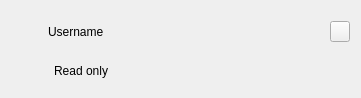
Old version of the form src/gui/shareuserline.ui in the repository nextmcloud/desktop.
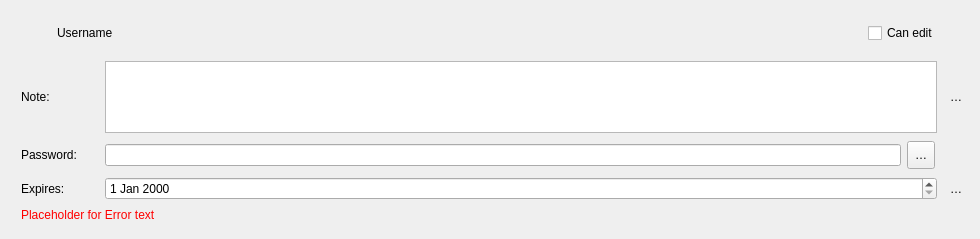
New version of the form. Icons and pictures are not drawn. Custom widgets are drawn as their Qt base class.

What changed in the file:
```diff
--- a/src/gui/shareuserline.ui
+++ b/src/gui/shareuserline.ui
@@ -6,8 +6,8 @@
    <rect>
     <x>0</x>
     <y>0</y>
-    <width>361</width>
-    <height>98</height>
+    <width>980</width>
+    <height>239</height>
    </rect>
   </property>
   <property name="sizePolicy">
@@ -27,30 +27,24 @@
   </property>
   <layout class="QVBoxLayout" name="verticalLayout">
    <item>
-    <layout class="QHBoxLayout" name="horizontalLayout">
-     <property name="spacing">
-      <number>7</number>
+    <layout class="QHBoxLayout" name="horizontalLayout_2">
+     <property name="rightMargin">
+      <number>0</number>
      </property>
      <item>
       <widget class="QLabel" name="avatar">
        <property name="sizePolicy">
-        <sizepolicy hsizetype="Fixed" vsizetype="Maximum">
+        <sizepolicy hsizetype="Maximum" vsizetype="Maximum">
          <horstretch>0</horstretch>
          <verstretch>0</verstretch>
         </sizepolicy>
        </property>
        <property name="minimumSize">
         <size>
-         <width>30</width>
+         <width>40</width>
          <height>40</height>
         </size>
        </property>
-       <property name="maximumSize">
-        <size>
-         <width>30</width>
-         <height>16777215</height>
-        </size>
-       </property>
        <property name="alignment">
         <set>Qt::AlignCenter</set>
        </property>
@@ -68,13 +62,13 @@
         <string>Username</string>
        </property>
        <property name="textFormat">
-        <enum>Qt::AutoText</enum>
-       </property>
-       <property name="alignment">
-        <set>Qt::AlignLeading|Qt::AlignLeft|Qt::AlignTop</set>
+        <enum>Qt::PlainText</enum>
        </property>
       </widget>
      </item>
+     <item>
+      <widget class="QProgressIndicator" name="progressIndicator" native="true"/>
+     </item>
      <item>
       <spacer name="horizontalSpacer">
        <property name="orientation">
@@ -85,35 +79,33 @@
        </property>
        <property name="sizeHint" stdset="0">
         <size>
-         <width>30</width>
+         <width>40</width>
          <height>20</height>
         </size>
        </property>
       </spacer>
      </item>
+     <item>
+      <widget class="QCheckBox" name="permissionsEdit">
+       <property name="sizePolicy">
+        <sizepolicy hsizetype="Maximum" vsizetype="Fixed">
+         <horstretch>0</horstretch>
+         <verstretch>0</verstretch>
+        </sizepolicy>
+       </property>
+       <property name="text">
+        <string>Can edit</string>
+       </property>
+      </widget>
+     </item>
      <item>
       <widget class="QToolButton" name="permissionToolButton">
-       <property name="minimumSize">
-        <size>
-         <width>20</width>
-         <height>0</height>
-        </size>
-       </property>
        <property name="icon">
         <iconset resource="../../theme.qrc">
          <normaloff>:/client/theme/more.svg</normaloff>:/client/theme/more.svg</iconset>
        </property>
-       <property name="popupMode">
-        <enum>QToolButton::InstantPopup</enum>
-       </property>
-       <property name="toolButtonStyle">
-        <enum>Qt::ToolButtonTextOnly</enum>
-       </property>
        <property name="autoRaise">
-        <bool>false</bool>
-       </property>
-       <property name="arrowType">
-        <enum>Qt::DownArrow</enum>
+        <bool>true</bool>
        </property>
       </widget>
      </item>
@@ -121,67 +113,249 @@
    </item>
    <item>
     <layout class="QHBoxLayout" name="horizontalLayout_3">
+     <property name="sizeConstraint">
+      <enum>QLayout::SetMinimumSize</enum>
+     </property>
+     <property name="leftMargin">
+      <number>10</number>
+     </property>
      <item>
-      <spacer name="horizontalSpacer_3">
-       <property name="orientation">
-        <enum>Qt::Horizontal</enum>
+      <widget class="QLabel" name="noteLabel">
+       <property name="minimumSize">
+        <size>
+         <width>78</width>
+         <height>0</height>
+        </size>
        </property>
-       <property name="sizeType">
-        <enum>QSizePolicy::Fixed</enum>
+       <property name="text">
+        <string>Note:</string>
        </property>
-       <property name="sizeHint" stdset="0">
+       <property name="alignment">
+        <set>Qt::AlignLeading|Qt::AlignLeft|Qt::AlignVCenter</set>
+       </property>
+      </widget>
+     </item>
+     <item>
+      <widget class="QTextEdit" name="noteTextEdit">
+       <property name="sizePolicy">
+        <sizepolicy hsizetype="Expanding" vsizetype="Minimum">
+         <horstretch>0</horstretch>
+         <verstretch>0</verstretch>
+        </sizepolicy>
+       </property>
+       <property name="minimumSize">
         <size>
-         <width>17</width>
-         <height>25</height>
+         <width>0</width>
+         <height>0</height>
         </size>
        </property>
-      </spacer>
+       <property name="sizeAdjustPolicy">
+        <enum>QAbstractScrollArea::AdjustToContents</enum>
+       </property>
+      </widget>
      </item>
      <item>
-      <widget class="QToolButton" name="permissionsMenu">
+      <widget class="QToolButton" name="noteConfirmButton">
+       <property name="text">
+        <string notr="true">…</string>
+       </property>
+       <property name="icon">
+        <iconset resource="../../theme.qrc">
+         <normaloff>:/client/theme/confirm.svg</normaloff>:/client/theme/confirm.svg</iconset>
+       </property>
+       <property name="autoRaise">
+        <bool>true</bool>
+       </property>
+      </widget>
+     </item>
+    </layout>
+   </item>
+   <item>
+    <layout class="QHBoxLayout" name="passwordElementsLayout">
+     <property name="leftMargin">
+      <number>10</number>
+     </property>
+     <item>
+      <widget class="QLabel" name="passwordLabel">
        <property name="minimumSize">
         <size>
-         <width>20</width>
+         <width>78</width>
          <height>0</height>
         </size>
        </property>
-       <property name="layoutDirection">
-        <enum>Qt::RightToLeft</enum>
+       <property name="text">
+        <string>Password:</string>
        </property>
+       <property name="alignment">
+        <set>Qt::AlignLeading|Qt::AlignLeft|Qt::AlignVCenter</set>
+       </property>
+       <property name="indent">
+        <number>0</number>
+       </property>
+      </widget>
+     </item>
+     <item>
+      <widget class="QLineEdit" name="lineEdit_password">
+       <property name="sizePolicy">
+        <sizepolicy hsizetype="Minimum" vsizetype="Fixed">
+         <horstretch>1</horstretch>
+         <verstretch>0</verstretch>
+        </sizepolicy>
+       </property>
+       <property name="echoMode">
+        <enum>QLineEdit::Password</enum>
+       </property>
+      </widget>
+     </item>
+     <item>
+      <widget class="QToolButton" name="confirmPassword">
+       <property name="minimumSize">
+        <size>
+         <width>28</width>
+         <height>28</height>
+        </size>
+       </property>
+       <property name="text">
+        <string notr="true">…</string>
+       </property>
        <property name="icon">
         <iconset resource="../../theme.qrc">
-         <normaloff>:/client/theme/more.svg</normaloff>:/client/theme/more.svg</iconset>
+         <normaloff>:/client/theme/confirm.svg</normaloff>:/client/theme/confirm.svg</iconset>
        </property>
-       <property name="checkable">
-        <bool>false</bool>
+      </widget>
+     </item>
+     <item>
+      <widget class="QProgressIndicator" name="passwordProgressIndicator" native="true">
+       <property name="sizePolicy">
+        <sizepolicy hsizetype="Fixed" vsizetype="Fixed">
+         <horstretch>0</horstretch>
+         <verstretch>0</verstretch>
+        </sizepolicy>
        </property>
-       <property name="toolButtonStyle">
-        <enum>Qt::ToolButtonTextOnly</enum>
+       <property name="minimumSize">
+        <size>
+         <width>28</width>
+         <height>28</height>
+        </size>
        </property>
+      </widget>
+     </item>
+    </layout>
+   </item>
+   <item>
+    <layout class="QHBoxLayout" name="horizontalLayout_4">
+     <property name="leftMargin">
+      <number>10</number>
+     </property>
+     <item>
+      <widget class="QLabel" name="expirationLabel">
+       <property name="minimumSize">
+        <size>
+         <width>78</width>
+         <height>0</height>
+        </size>
+       </property>
+       <property name="text">
+        <string>Expires:</string>
+       </property>
+       <property name="alignment">
+        <set>Qt::AlignLeading|Qt::AlignLeft|Qt::AlignVCenter</set>
+       </property>
+      </widget>
+     </item>
+     <item>
+      <widget class="QDateEdit" name="calendar">
+       <property name="sizePolicy">
+        <sizepolicy hsizetype="Minimum" vsizetype="Fixed">
+         <horstretch>1</horstretch>
+         <verstretch>0</verstretch>
+        </sizepolicy>
+       </property>
+      </widget>
+     </item>
+     <item>
+      <widget class="QToolButton" name="confirmExpirationDate">
+       <property name="text">
+        <string notr="true">…</string>
+       </property>
+       <property name="icon">
+        <iconset resource="../../theme.qrc">
+         <normaloff>:/client/theme/confirm.svg</normaloff>:/client/theme/confirm.svg</iconset>
+       </property>
        <property name="autoRaise">
         <bool>true</bool>
        </property>
-       <property name="arrowType">
-        <enum>Qt::DownArrow</enum>
-       </property>
       </widget>
      </item>
+    </layout>
+   </item>
+   <item>
+    <layout class="QHBoxLayout" name="horizontalLayout_5">
+     <property name="leftMargin">
+      <number>10</number>
+     </property>
+     <property name="topMargin">
+      <number>0</number>
+     </property>
      <item>
-      <widget class="OCC::ElidedLabel" name="currentPermissions">
+      <widget class="QLabel" name="errorLabel">
        <property name="sizePolicy">
-        <sizepolicy hsizetype="Expanding" vsizetype="Maximum">
+        <sizepolicy hsizetype="Ignored" vsizetype="Fixed">
          <horstretch>0</horstretch>
          <verstretch>0</verstretch>
         </sizepolicy>
        </property>
+       <property name="minimumSize">
+        <size>
+         <width>0</width>
+         <height>0</height>
+        </size>
+       </property>
+       <property name="palette">
+        <palette>
+         <active>
+          <colorrole role="WindowText">
+           <brush brushstyle="SolidPattern">
+            <color alpha="255">
+             <red>255</red>
+             <green>0</green>
+             <blue>0</blue>
+            </color>
+           </brush>
+          </colorrole>
+         </active>
+         <inactive>
+          <colorrole role="WindowText">
+           <brush brushstyle="SolidPattern">
+            <color alpha="255">
+             <red>255</red>
+             <green>0</green>
+             <blue>0</blue>
+            </color>
+           </brush>
+          </colorrole>
+         </inactive>
+         <disabled>
+          <colorrole role="WindowText">
+           <brush brushstyle="SolidPattern">
+            <color alpha="255">
+             <red>123</red>
+             <green>121</green>
+             <blue>134</blue>
+            </color>
+           </brush>
+          </colorrole>
+         </disabled>
+        </palette>
+       </property>
        <property name="text">
-        <string>Read only</string>
+        <string notr="true">Placeholder for Error text</string>
        </property>
        <property name="textFormat">
         <enum>Qt::PlainText</enum>
        </property>
-       <property name="alignment">
-        <set>Qt::AlignLeading|Qt::AlignLeft|Qt::AlignVCenter</set>
+       <property name="wordWrap">
+        <bool>true</bool>
        </property>
       </widget>
      </item>
@@ -190,6 +364,12 @@
   </layout>
  </widget>
  <customwidgets>
+  <customwidget>
+   <class>QProgressIndicator</class>
+   <extends>QWidget</extends>
+   <header>QProgressIndicator.h</header>
+   <container>1</container>
+  </customwidget>
   <customwidget>
    <class>OCC::ElidedLabel</class>
    <extends>QLabel</extends>
```
